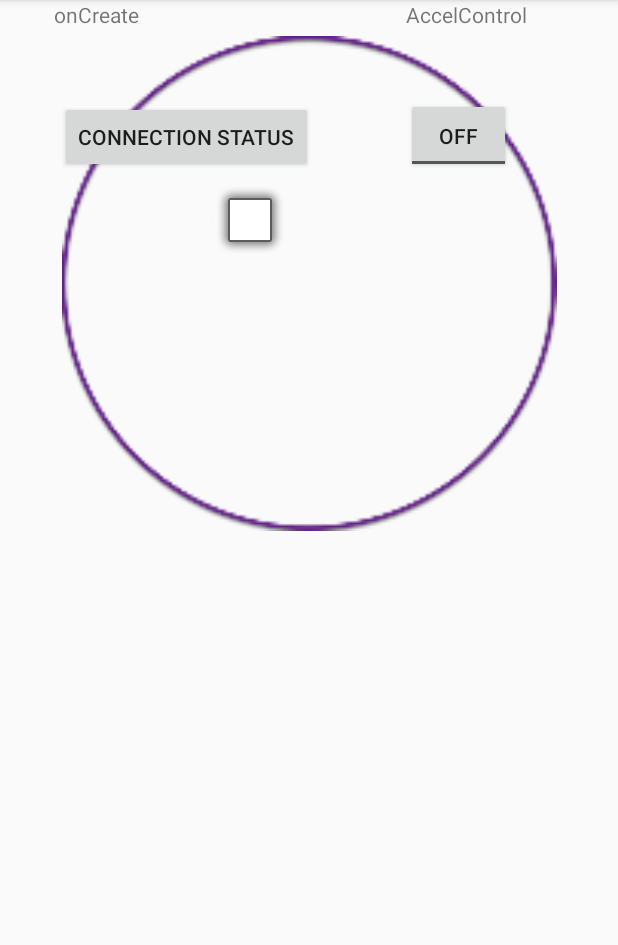
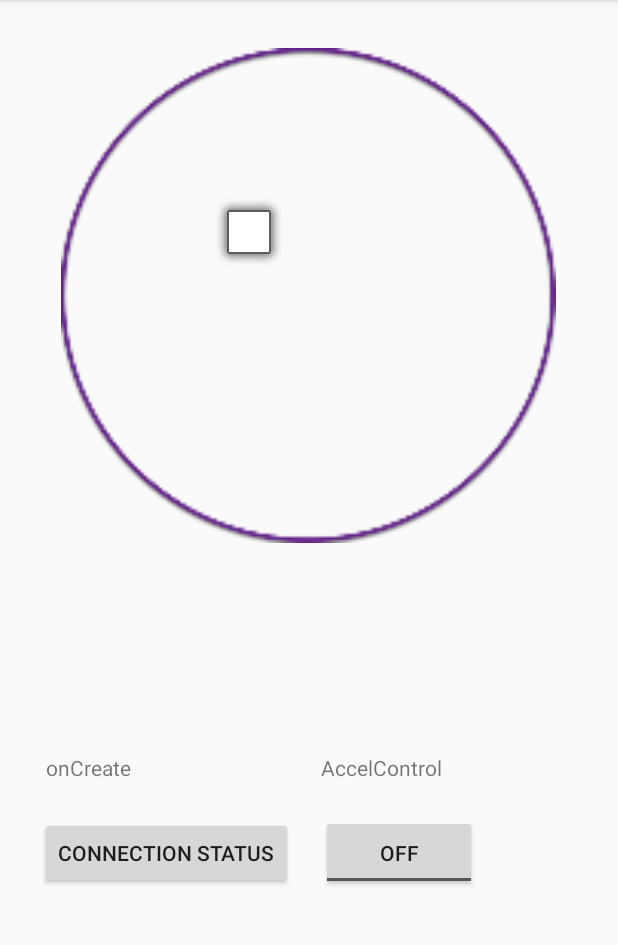
Before and after one commit to GeneralFire/diplom_android, an Android app: the screen it shows after launch (MainActivity), on a phone screen of 412 x 824 dp, the part 84-1029 px from its top. Run offline under Robolectric (Android 15) with nearby library versions, the phone set to English and light mode, and no system bars.

```diff
--- a/app/src/main/res/layout/activity_main.xml
+++ b/app/src/main/res/layout/activity_main.xml
@@ -12,64 +12,17 @@
         android:id="@+id/imageViewBorders"
         android:layout_width="330dp"
         android:layout_height="330dp"
-        android:layout_above="@+id/tgAccelControl"
         android:layout_alignParentStart="true"
         android:layout_alignParentTop="true"
         android:layout_centerHorizontal="true"
-        android:layout_marginTop="24dp"
+        android:layout_marginTop="32dp"
         app:layout_constraintEnd_toEndOf="parent"
+        app:layout_constraintHorizontal_bias="0.493"
         app:layout_constraintStart_toStartOf="parent"
         app:layout_constraintTop_toTopOf="parent"
         app:srcCompat="@mipmap/circle_image_foreground"
         tools:ignore="MissingConstraints"
         tools:srcCompat="@mipmap/circle_image_foreground" />
-
-    <ToggleButton
-        android:id="@+id/tgAccelControl"
-        android:layout_width="70dp"
-        android:layout_height="50dp"
-        android:layout_alignParentEnd="true"
-        android:layout_alignParentBottom="true"
-        android:layout_marginEnd="40dp"
-        android:layout_x="68dp"
-        android:layout_y="502dp"
-        app:layout_constraintBottom_toBottomOf="@+id/buttonConnectionStatus"
-        app:layout_constraintEnd_toEndOf="parent"
-        app:layout_constraintHorizontal_bias="0.8"
-        app:layout_constraintStart_toEndOf="@+id/buttonConnectionStatus"
-        app:layout_constraintTop_toTopOf="@+id/buttonConnectionStatus"
-        app:layout_constraintVertical_bias="1.0" />
-
-    <TextView
-        android:id="@+id/textViewConnectionStatus"
-        android:layout_width="125dp"
-        android:layout_height="39dp"
-        android:layout_above="@+id/buttonConnectionStatus"
-        android:layout_alignStart="@+id/buttonConnectionStatus"
-        android:layout_marginStart="20dp"
-        android:layout_toStartOf="@+id/tgAccelControl"
-        android:layout_x="52dp"
-        android:layout_y="443dp"
-        android:text="Status"
-        android:textSize="14sp"
-        app:layout_constraintStart_toStartOf="parent"
-        tools:layout_editor_absoluteY="461dp" />
-
-    <Button
-        android:id="@+id/buttonConnectionStatus"
-        android:layout_width="wrap_content"
-        android:layout_height="wrap_content"
-        android:layout_alignParentStart="true"
-        android:layout_alignParentBottom="true"
-        android:layout_marginStart="4dp"
-        android:layout_marginTop="28dp"
-        android:layout_x="232dp"
-        android:layout_y="455dp"
-        android:text="Connection Status"
-        app:layout_constraintBottom_toBottomOf="parent"
-        app:layout_constraintStart_toStartOf="@+id/textViewConnectionStatus"
-        app:layout_constraintTop_toBottomOf="@+id/textViewConnectionStatus"
-        app:layout_constraintVertical_bias="0.0" />
 
     <ImageView
         android:id="@+id/imageViewStick"
@@ -84,16 +37,67 @@
         app:layout_constraintTop_toTopOf="@+id/imageViewBorders"
         app:srcCompat="@android:drawable/alert_light_frame" />
 
-    <TextView
-        android:id="@+id/AccelControlText"
-        android:layout_width="130dp"
-        android:layout_height="37dp"
-        android:layout_marginBottom="44dp"
-        android:text="AccelControl"
-        app:layout_constraintBottom_toBottomOf="@+id/textViewConnectionStatus"
-        app:layout_constraintStart_toStartOf="@+id/tgAccelControl"
-        app:layout_constraintTop_toTopOf="@+id/textViewConnectionStatus"
-        app:layout_constraintVertical_bias="0.0" />
+    <androidx.gridlayout.widget.GridLayout
+        android:id="@+id/gridLayout"
+        android:layout_width="359dp"
+        android:layout_height="126dp"
+        android:layout_gravity="center"
+        app:columnCount="2"
+        app:layout_constraintBottom_toBottomOf="parent"
+        app:layout_constraintEnd_toEndOf="parent"
+        app:layout_constraintStart_toStartOf="parent"
+        app:layout_constraintTop_toBottomOf="@+id/imageViewBorders"
+        app:rowCount="2">
+
+        <TextView
+            android:id="@+id/AccelControlText"
+            android:layout_width="171dp"
+            android:layout_height="37dp"
+            android:text="AccelControl"
+            app:layout_column="1"
+            app:layout_row="0" />
+
+        <TextView
+            android:id="@+id/textViewConnectionStatus"
+            android:layout_width="183dp"
+            android:layout_height="41dp"
+            android:layout_above="@+id/buttonConnectionStatus"
+            android:layout_alignStart="@+id/buttonConnectionStatus"
+            android:layout_marginStart="4dp"
+            android:layout_toStartOf="@+id/tgAccelControl"
+            android:layout_x="52dp"
+            android:layout_y="443dp"
+            android:text="Status"
+            android:textSize="14sp"
+            app:layout_column="0"
+            app:layout_row="0" />
+
+        <Button
+            android:id="@+id/buttonConnectionStatus"
+            android:layout_width="wrap_content"
+            android:layout_height="wrap_content"
+            android:layout_alignParentStart="true"
+            android:layout_alignParentBottom="true"
+
+            android:layout_x="232dp"
+            android:layout_y="455dp"
+            android:text="Connection Status"
+            app:layout_column="0"
+            app:layout_row="1"
+            android:onClick="ConnectionStatusButtonOnClick"/>
+
+        <ToggleButton
+            android:id="@+id/tgAccelControl"
+            android:layout_width="104dp"
+            android:layout_height="50dp"
+            android:layout_alignParentEnd="true"
+            android:layout_alignParentBottom="true"
+            android:layout_marginEnd="16dp"
+            android:layout_x="68dp"
+            android:layout_y="502dp"
+            app:layout_column="1"
+            app:layout_row="1" />
+    </androidx.gridlayout.widget.GridLayout>
 
 
 </androidx.constraintlayout.widget.ConstraintLayout >
```
Also changed, not shown: app/src/main/java/com/example/diplomapp/MainActivity.java (+105 -9 lines).
